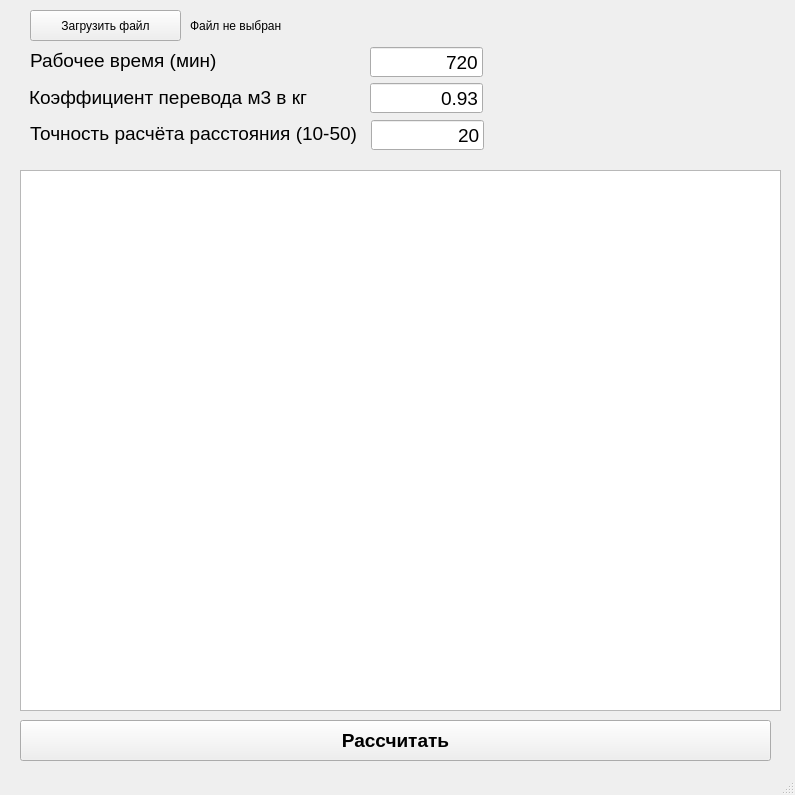
Before: the Qt Designer form main_window.ui in IPIvliev/mag_delivery_py, drawn with Qt 5.
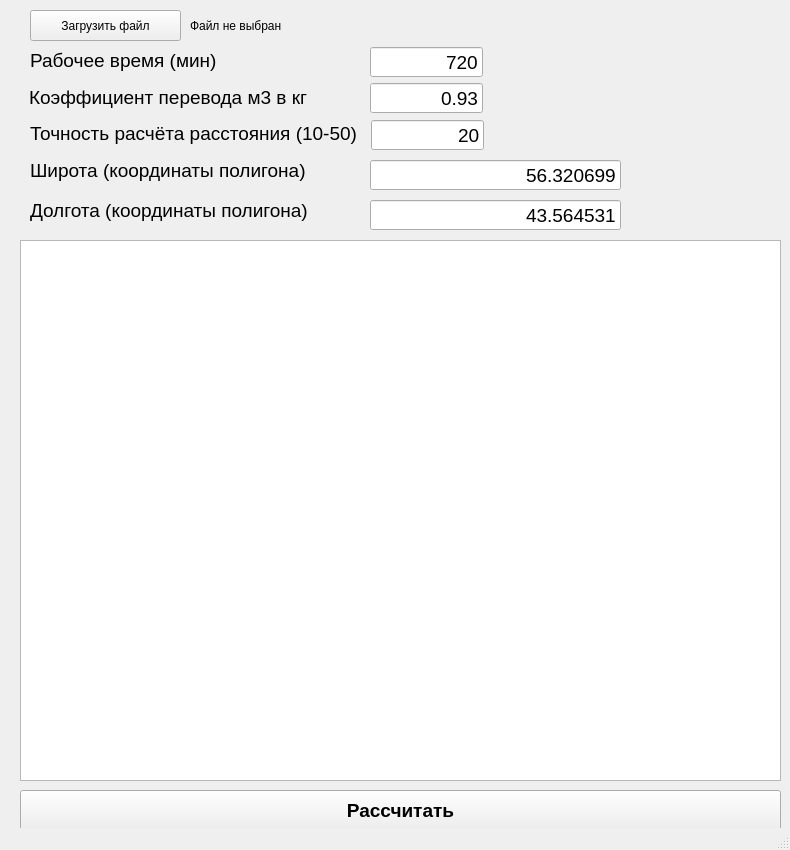
After: the same form once the commit is applied.

The edit to the form file:
```diff
--- a/main_window.ui
+++ b/main_window.ui
@@ -6,8 +6,8 @@
    <rect>
     <x>0</x>
     <y>0</y>
-    <width>795</width>
-    <height>795</height>
+    <width>790</width>
+    <height>850</height>
    </rect>
   </property>
   <property name="windowTitle">
@@ -31,8 +31,8 @@
     <property name="geometry">
      <rect>
       <x>20</x>
-      <y>720</y>
-      <width>751</width>
+      <y>790</y>
+      <width>761</width>
       <height>41</height>
      </rect>
     </property>
@@ -64,7 +64,7 @@
     <property name="geometry">
      <rect>
       <x>20</x>
-      <y>170</y>
+      <y>240</y>
       <width>761</width>
       <height>541</height>
      </rect>
@@ -201,6 +201,84 @@
      <set>Qt::AlignRight|Qt::AlignTrailing|Qt::AlignVCenter</set>
     </property>
    </widget>
+   <widget class="QLabel" name="label_latitude">
+    <property name="geometry">
+     <rect>
+      <x>30</x>
+      <y>160</y>
+      <width>341</width>
+      <height>21</height>
+     </rect>
+    </property>
+    <property name="font">
+     <font>
+      <pointsize>14</pointsize>
+     </font>
+    </property>
+    <property name="text">
+     <string>Широта (координаты полигона)</string>
+    </property>
+   </widget>
+   <widget class="QLineEdit" name="latitude">
+    <property name="geometry">
+     <rect>
+      <x>370</x>
+      <y>160</y>
+      <width>251</width>
+      <height>30</height>
+     </rect>
+    </property>
+    <property name="font">
+     <font>
+      <pointsize>14</pointsize>
+     </font>
+    </property>
+    <property name="text">
+     <string>56.320699</string>
+    </property>
+    <property name="alignment">
+     <set>Qt::AlignRight|Qt::AlignTrailing|Qt::AlignVCenter</set>
+    </property>
+   </widget>
+   <widget class="QLabel" name="label_longitude">
+    <property name="geometry">
+     <rect>
+      <x>30</x>
+      <y>200</y>
+      <width>341</width>
+      <height>21</height>
+     </rect>
+    </property>
+    <property name="font">
+     <font>
+      <pointsize>14</pointsize>
+     </font>
+    </property>
+    <property name="text">
+     <string>Долгота (координаты полигона)</string>
+    </property>
+   </widget>
+   <widget class="QLineEdit" name="longitude">
+    <property name="geometry">
+     <rect>
+      <x>370</x>
+      <y>200</y>
+      <width>251</width>
+      <height>30</height>
+     </rect>
+    </property>
+    <property name="font">
+     <font>
+      <pointsize>14</pointsize>
+     </font>
+    </property>
+    <property name="text">
+     <string>43.564531</string>
+    </property>
+    <property name="alignment">
+     <set>Qt::AlignRight|Qt::AlignTrailing|Qt::AlignVCenter</set>
+    </property>
+   </widget>
   </widget>
   <widget class="QStatusBar" name="statusbar"/>
  </widget>
```
